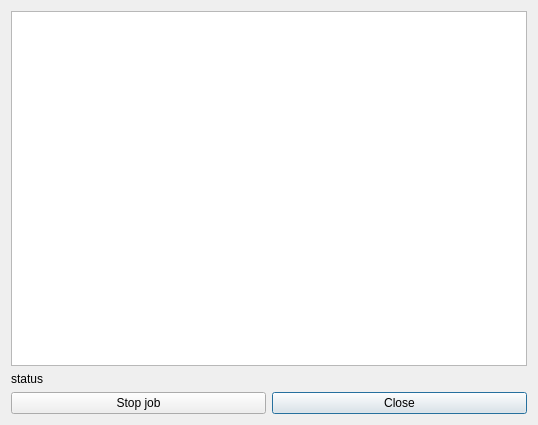
Above: src/jobstatus.ui from suncore/dflynav before the change. Below: the same form after it.
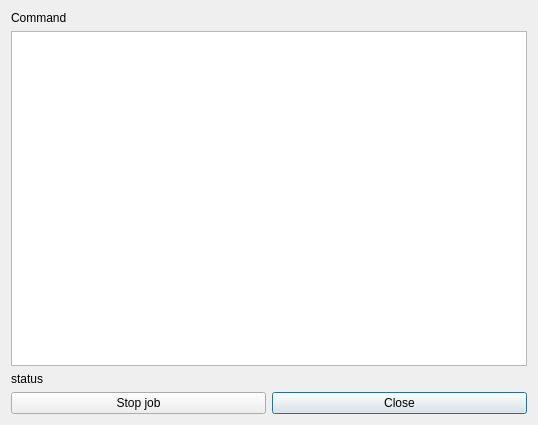
That is the form after the change.

```diff
--- a/src/jobstatus.ui
+++ b/src/jobstatus.ui
@@ -14,33 +14,40 @@
    </rect>
   </property>
   <property name="windowTitle">
-   <string>Jobstatus</string>
+   <string>Job status</string>
   </property>
   <layout class="QGridLayout" name="gridLayout">
-   <item row="2" column="1">
+   <item row="3" column="1">
     <widget class="QPushButton" name="close">
      <property name="text">
       <string>Close</string>
      </property>
     </widget>
    </item>
-   <item row="2" column="0">
+   <item row="3" column="0">
     <widget class="QPushButton" name="stop">
      <property name="text">
       <string>Stop job</string>
      </property>
     </widget>
    </item>
-   <item row="0" column="0" colspan="2">
-    <widget class="QPlainTextEdit" name="output"/>
-   </item>
-   <item row="1" column="0" colspan="2">
+   <item row="2" column="0" colspan="2">
     <widget class="QLabel" name="status">
      <property name="text">
       <string>status</string>
      </property>
     </widget>
    </item>
+   <item row="1" column="0" colspan="2">
+    <widget class="QPlainTextEdit" name="output"/>
+   </item>
+   <item row="0" column="0">
+    <widget class="QLabel" name="label">
+     <property name="text">
+      <string>Command</string>
+     </property>
+    </widget>
+   </item>
   </layout>
  </widget>
  <resources/>
```
